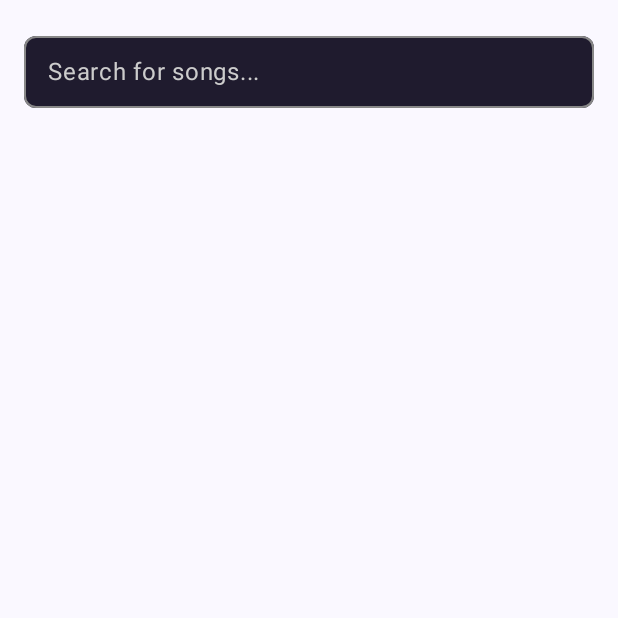
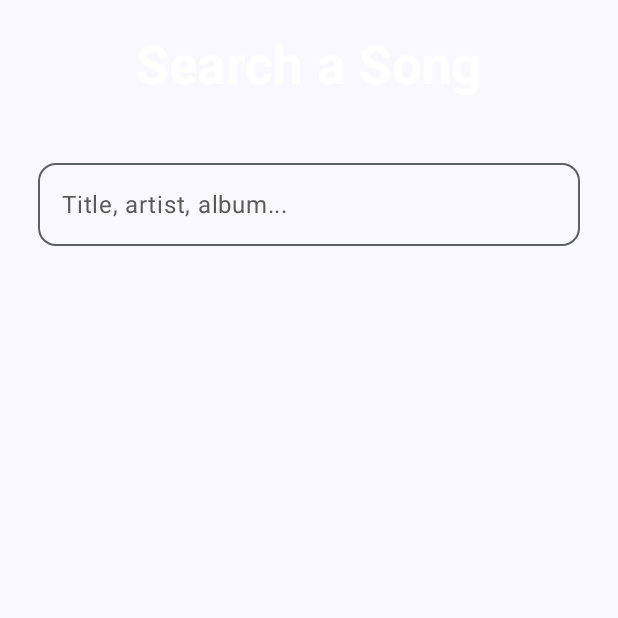
Before and after one commit to marcelakramer/songhubmobile, an Android app built with Jetpack Compose: the composable SearchSong shown on its own in the app's theme, on a phone screen of 412 x 824 dp, the top half of it. Run offline under Robolectric (Android 15) with nearby library versions, the phone set to English and light mode, and no system bars; 1 statement that could not run was skipped.

```diff
--- a/app/src/main/java/com/example/songhub/MainActivity.kt
+++ b/app/src/main/java/com/example/songhub/MainActivity.kt
@@ -75,7 +75,7 @@ class MainActivity : ComponentActivity() {
                         }
                     }
                     composable("searchsong") {
-                        MainLayout(title = "Search a Song", navController = navController) {
+                        MainLayout(title = "Online Search", navController = navController) {
                             SearchSong(modifier = Modifier, navController = navController)
                         }
                     }
--- a/app/src/main/java/com/example/songhub/ui/screens/SearchSong.kt
+++ b/app/src/main/java/com/example/songhub/ui/screens/SearchSong.kt
@@ -23,13 +23,17 @@ import com.example.songhub.model.Track
 import com.example.songhub.network.RetrofitInstance
 import kotlinx.coroutines.launch
 import android.util.Log
+import androidx.compose.foundation.rememberScrollState
 import androidx.compose.foundation.shape.RoundedCornerShape
+import androidx.compose.foundation.verticalScroll
 import androidx.compose.ui.graphics.SolidColor
+import androidx.compose.ui.text.font.FontFamily
 import com.example.songhub.DAO.UserDAO
 import com.example.songhub.model.Song
 import com.example.songhub.model.UserSession
 
 
+@OptIn(ExperimentalMaterial3Api::class)
 @Composable
 fun SearchSong(modifier: Modifier = Modifier, navController: NavController) {
     var searchQuery by remember { mutableStateOf(TextFieldValue("")) }
@@ -40,38 +44,33 @@ fun SearchSong(modifier: Modifier = Modifier, navController: NavController) {
 
     Column(
         modifier = modifier
+            .padding(25.dp, 15.dp)
             .fillMaxSize()
-            .padding(16.dp)
+            .verticalScroll(rememberScrollState()),
+        horizontalAlignment = Alignment.CenterHorizontally,
+        verticalArrangement = Arrangement.Top
     ) {
-        Box(
-            modifier = Modifier
-                .fillMaxWidth()
-                .padding(vertical = 8.dp)
-                .border(
-                    width = 1.dp,
-                    color = Color.Gray,
-                    shape = RoundedCornerShape(8.dp)
+        Text(
+            text = "Search a Song",
+            color = Color.White,
+            fontSize = 35.sp,
+            fontFamily = FontFamily.SansSerif,
+            fontWeight = FontWeight.W700,
+            modifier = Modifier.padding(vertical = 8.dp)
         )
-                .background(color = Color(0xFF1F1B2E), shape = RoundedCornerShape(8.dp))
-                .padding(horizontal = 16.dp, vertical = 12.dp)
-        ) {
-            if (searchQuery.text.isEmpty()) {
-                Text(
-                    text = "Search for songs...",
-                    color = Color.LightGray,
-                    fontSize = 16.sp
-                )
-            }
-            BasicTextField(
-                value = searchQuery,
+
+        Spacer(modifier = Modifier.height(36.dp))
+
+        OutlinedTextField(
+            value = searchQuery.text,
             onValueChange = { query ->
-                    searchQuery = query
-                    if (query.text.isNotEmpty()) {
+                searchQuery = TextFieldValue(query)
+                if (query.isNotEmpty()) {
                     coroutineScope.launch {
                         try {
                             val response = RetrofitInstance.api.searchTracks(
                                 method = "track.search",
-                                    trackName = query.text,
+                                trackName = query,
                                 apiKey = "499a9407d353802f5f07166c0d8f35c2",
                                 format = "json"
                             )
@@ -83,14 +82,21 @@ fun SearchSong(modifier: Modifier = Modifier, navController: NavController) {
                     }
                 }
             },
-                textStyle = TextStyle(
-                    color = Color.White,
-                    fontSize = 16.sp
+            shape = MaterialTheme.shapes.medium,
+            colors = TextFieldDefaults.outlinedTextFieldColors(
+                focusedBorderColor = Color.Transparent,
+                unfocusedBorderColor = Color.Transparent,
+                containerColor = Color.White,
+                focusedTextColor = Color.Black,
+                unfocusedTextColor = Color.Black,
             ),
-                cursorBrush = SolidColor(Color.White),
-                modifier = Modifier.fillMaxWidth()
+            placeholder = { Text("Title, artist, album...", color = Color(0xFF5A5A5A)) },
+            modifier = Modifier
+                .fillMaxWidth()
+                .height(55.dp)
         )
-        }
+
+        Spacer(modifier = Modifier.height(36.dp))
 
         LazyColumn(
             modifier = Modifier
@@ -103,6 +109,7 @@ fun SearchSong(modifier: Modifier = Modifier, navController: NavController) {
         }
     }
 }
+
 @Composable
 fun SearchMusicCard(track: Track, navController: NavController, userId: String) {
     val userDAO = UserDAO()
@@ -156,7 +163,7 @@ fun SearchMusicCard(track: Track, navController: NavController, userId: String)
                 Icon(
                     painter = painterResource(if (isInMySongs) R.drawable.add_icon else R.drawable.add_icon),
                     contentDescription = "Add song",
-                    tint = Color(0xFF9B3EFF),
+                    tint = Color(0xFF5EAF76),
                     modifier = Modifier.size(22.dp)
                 )
             }
@@ -170,6 +177,6 @@ fun Track.toSong(): Song {
         artist = this.artist,
         album = "",
         duration = "",
-        year = ""
+        year=""
     )
 }
```
Also changed, not shown: app/src/main/java/com/example/songhub/ui/screens/ProfileScreen.kt (+21 -0 lines). Lines whose indentation alone changed are shown as unchanged.
